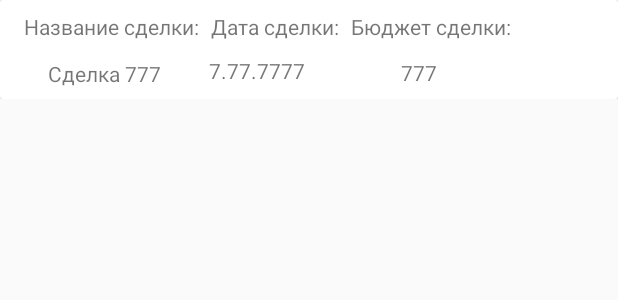
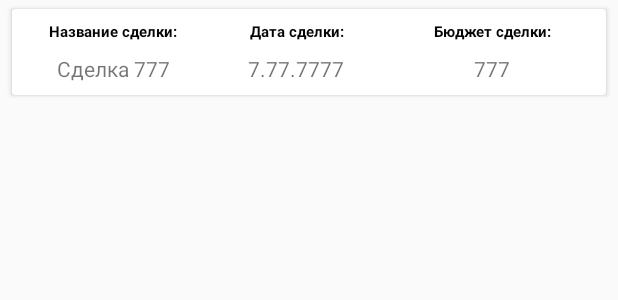
Before and after one commit to TimurMukhortov/android-amocrm, an Android app: the layout item_deal.xml on its own in the app's theme, with its tools: preview values and no code run, on a phone screen of 412 x 824 dp. Shown: the top 300 px of the screen. Run offline under Robolectric (Android 15) with nearby library versions, the phone set to English and light mode, and no system bars.

Commit message:
Первая реализация приложения.

```diff
--- a/app/src/main/java/com/example/timurmuhortov/amocrm/data/Deal.kt
+++ b/app/src/main/java/com/example/timurmuhortov/amocrm/data/Deal.kt
@@ -16,5 +16,9 @@ data class Deal(
         @SerializedName("id")
         val id: String,
         @SerializedName("name")
-        val name: String
+        val name: String,
+        @SerializedName("created_by")
+        val date: String,
+        @SerializedName("sale")
+        val budget: String
 )
--- a/app/src/main/java/com/example/timurmuhortov/amocrm/presentation/view/IMainView.kt
+++ b/app/src/main/java/com/example/timurmuhortov/amocrm/presentation/view/IMainView.kt
@@ -3,6 +3,7 @@ package com.example.timurmuhortov.amocrm.presentation.view
 import com.arellomobile.mvp.MvpView
 import com.arellomobile.mvp.viewstate.strategy.AddToEndSingleStrategy
 import com.arellomobile.mvp.viewstate.strategy.StateStrategyType
+import com.example.timurmuhortov.amocrm.data.view.DealViewData
 
 /**
  * @author: timur.mukhortov
@@ -13,4 +14,7 @@ import com.arellomobile.mvp.viewstate.strategy.StateStrategyType
 
 @StateStrategyType(AddToEndSingleStrategy::class)
 interface IMainView: MvpView {
+
+    fun showDeals(deals: List<DealViewData>)
+
 }
--- a/app/src/main/res/layout/item_deal.xml
+++ b/app/src/main/res/layout/item_deal.xml
@@ -5,14 +5,18 @@
     android:layout_width="match_parent"
     android:layout_height="wrap_content">
 
+    <LinearLayout
+        android:layout_width="match_parent"
+        android:layout_height="wrap_content">
 
         <android.support.v7.widget.CardView
             android:layout_width="match_parent"
             android:layout_height="wrap_content"
-        app:layout_constraintBottom_toBottomOf="parent"
-        app:layout_constraintEnd_toEndOf="parent"
-        app:layout_constraintStart_toStartOf="parent"
-        app:layout_constraintTop_toTopOf="parent">
+            android:layout_marginBottom="2dp"
+            android:layout_marginEnd="8dp"
+            android:layout_marginLeft="8dp"
+            android:layout_marginStart="8dp"
+            android:layout_marginTop="6dp">
 
             <android.support.constraint.ConstraintLayout
                 android:layout_width="match_parent"
@@ -20,24 +24,27 @@
 
                 <TextView
                     android:id="@+id/text_name"
-                android:layout_width="wrap_content"
+                    style="@style/BlackText.Medium.Bold"
+                    android:layout_width="119dp"
                     android:layout_height="wrap_content"
-                android:layout_marginLeft="16dp"
-                android:layout_marginStart="16dp"
+                    android:layout_marginEnd="8dp"
+                    android:layout_marginStart="8dp"
                     android:layout_marginTop="8dp"
+                    android:text="@string/text_name"
+                    app:layout_constraintEnd_toStartOf="@+id/guideline"
                     app:layout_constraintStart_toStartOf="parent"
-                app:layout_constraintTop_toTopOf="parent"
-                tools:text="Название сделки:" />
+                    app:layout_constraintTop_toTopOf="parent" />
 
                 <TextView
                     android:id="@+id/text_deal_name"
                     android:layout_width="wrap_content"
                     android:layout_height="wrap_content"
-                android:layout_marginBottom="7dp"
-                android:layout_marginLeft="32dp"
-                android:layout_marginStart="32dp"
-                android:layout_marginTop="12dp"
+                    android:layout_marginBottom="8dp"
+                    android:layout_marginEnd="8dp"
+                    android:layout_marginStart="8dp"
+                    android:layout_marginTop="8dp"
                     app:layout_constraintBottom_toBottomOf="parent"
+                    app:layout_constraintEnd_toStartOf="@+id/guideline"
                     app:layout_constraintStart_toStartOf="parent"
                     app:layout_constraintTop_toBottomOf="@+id/text_name"
                     app:layout_constraintVertical_bias="0.0"
@@ -45,52 +52,79 @@
 
                 <TextView
                     android:id="@+id/text_date"
-                android:layout_width="wrap_content"
+                    style="@style/BlackText.Medium.Bold"
+                    android:layout_width="89dp"
                     android:layout_height="wrap_content"
-                android:layout_marginLeft="8dp"
+                    android:layout_marginEnd="8dp"
                     android:layout_marginStart="8dp"
                     android:layout_marginTop="8dp"
-                app:layout_constraintStart_toEndOf="@+id/text_name"
-                app:layout_constraintTop_toTopOf="parent"
-                tools:text="Дата сделки:" />
+                    android:text="@string/text_date"
+                    app:layout_constraintEnd_toStartOf="@+id/guideline2"
+                    app:layout_constraintStart_toStartOf="@+id/guideline"
+                    app:layout_constraintTop_toTopOf="parent" />
 
                 <TextView
                     android:id="@+id/text_deal_date"
                     android:layout_width="wrap_content"
                     android:layout_height="wrap_content"
                     android:layout_marginBottom="8dp"
-                android:layout_marginLeft="32dp"
-                android:layout_marginStart="32dp"
+                    android:layout_marginEnd="8dp"
+                    android:layout_marginStart="8dp"
                     android:layout_marginTop="8dp"
                     app:layout_constraintBottom_toBottomOf="parent"
-                app:layout_constraintStart_toEndOf="@+id/text_deal_name"
+                    app:layout_constraintEnd_toStartOf="@+id/guideline2"
+                    app:layout_constraintStart_toStartOf="@+id/guideline"
                     app:layout_constraintTop_toBottomOf="@+id/text_date"
                     tools:text="7.77.7777" />
 
                 <TextView
                     android:id="@+id/text_budget"
-                android:layout_width="wrap_content"
+                    style="@style/BlackText.Medium.Bold"
+                    android:layout_width="112dp"
                     android:layout_height="wrap_content"
-                android:layout_marginLeft="8dp"
+                    android:layout_marginEnd="8dp"
                     android:layout_marginStart="8dp"
                     android:layout_marginTop="8dp"
-                app:layout_constraintStart_toEndOf="@+id/text_date"
-                app:layout_constraintTop_toTopOf="parent"
-                tools:text="Бюджет сделки:" />
+                    android:text="@string/text_budget"
+                    app:layout_constraintEnd_toEndOf="parent"
+                    app:layout_constraintStart_toStartOf="@+id/guideline2"
+                    app:layout_constraintTop_toTopOf="parent" />
 
                 <TextView
                     android:id="@+id/text_deal_budget"
                     android:layout_width="wrap_content"
                     android:layout_height="wrap_content"
                     android:layout_marginBottom="8dp"
-                android:layout_marginLeft="64dp"
-                android:layout_marginStart="64dp"
+                    android:layout_marginEnd="8dp"
+                    android:layout_marginStart="8dp"
+                    android:layout_marginTop="8dp"
                     app:layout_constraintBottom_toBottomOf="parent"
-                app:layout_constraintStart_toEndOf="@+id/text_deal_date"
+                    app:layout_constraintEnd_toEndOf="parent"
+                    app:layout_constraintStart_toStartOf="@+id/guideline2"
+                    app:layout_constraintTop_toBottomOf="@+id/text_budget"
                     tools:text="777" />
+
+                <android.support.constraint.Guideline
+                    android:id="@+id/guideline"
+                    android:layout_width="wrap_content"
+                    android:layout_height="wrap_content"
+                    android:orientation="vertical"
+                    app:layout_constraintGuide_begin="135dp" />
+
+                <android.support.constraint.Guideline
+                    android:id="@+id/guideline2"
+                    android:layout_width="wrap_content"
+                    android:layout_height="wrap_content"
+                    android:orientation="vertical"
+                    app:layout_constraintGuide_begin="244dp" />
+
             </android.support.constraint.ConstraintLayout>
 
 
         </android.support.v7.widget.CardView>
 
+    </LinearLayout>
+
+
+
 </android.support.constraint.ConstraintLayout>
--- a/app/src/main/res/values/colors.xml
+++ b/app/src/main/res/values/colors.xml
@@ -3,4 +3,5 @@
     <color name="colorPrimary">#3F51B5</color>
     <color name="colorPrimaryDark">#303F9F</color>
     <color name="colorAccent">#FF4081</color>
+    <color name="colorBlack">#060304</color>
 </resources>
--- a/app/src/main/res/values/strings.xml
+++ b/app/src/main/res/values/strings.xml
@@ -1,3 +1,6 @@
 <resources>
     <string name="app_name">amoCRM</string>
+    <string name="text_name">Название сделки:</string>
+    <string name="text_date">Дата сделки:</string>
+    <string name="text_budget">Бюджет сделки:</string>
 </resources>
--- a/app/src/main/res/values/styles.xml
+++ b/app/src/main/res/values/styles.xml
@@ -8,4 +8,11 @@
         <item name="colorAccent">@color/colorAccent</item>
     </style>
 
+    <style name="BlackText.Medium.Bold" parent="@style/TextAppearance.AppCompat.Medium">
+        <item name="android:textColor">@color/colorBlack</item>
+        <item name="android:gravity">center</item>
+        <item name="android:textSize">10sp</item>
+        <item name="android:textStyle">bold</item>
+    </style>
+
 </resources>
```
Also changed, not shown: app/src/main/java/com/example/timurmuhortov/amocrm/data/view/DealViewData.kt (added, +15 -0 lines), app/src/main/java/com/example/timurmuhortov/amocrm/presentation/presenter/MainPresenter.kt (+20 -3 lines), app/src/main/java/com/example/timurmuhortov/amocrm/ui/fragment/MainFragment.kt (+19 -1 lines), app/src/main/java/com/example/timurmuhortov/amocrm/ui/viewholder/DealViewHolder.kt (+23 -1 lines), app/src/main/java/com/example/timurmuhortov/amocrm/util/adapter/DealAdapter.kt (added, +40 -0 lines), app/src/main/res/layout/fragment_deals.xml (added, +27 -0 lines). Lines whose indentation alone changed are shown as unchanged.
